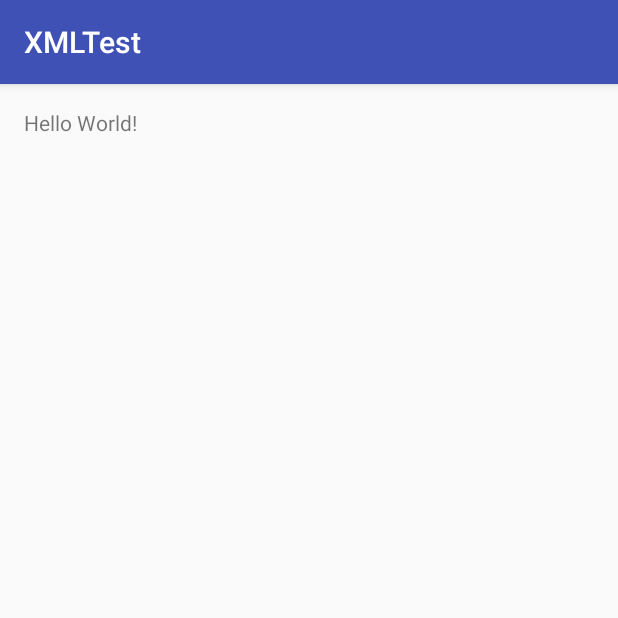
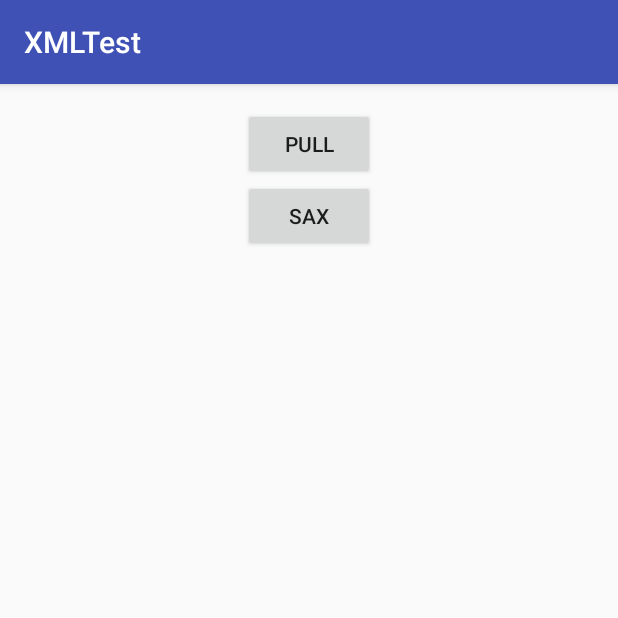
Before and after one commit to luojc0517/XMLTest, an Android app: the screen it shows after launch (MainActivity), on a phone screen of 412 x 824 dp, the top half of it. Run offline under Robolectric (Android 15) with nearby library versions, the phone set to English and light mode, and no system bars; libraries missing offline, so code that uses them is left out: net.callumtaylor.asynchttp; 2 statements that could not run were skipped.

Commit message:
Add buttons,pull,sax

```diff
--- a/app/src/main/res/layout/activity_main.xml
+++ b/app/src/main/res/layout/activity_main.xml
@@ -1,11 +1,27 @@
 <?xml version="1.0" encoding="utf-8"?>
-<RelativeLayout xmlns:android="http://schemas.android.com/apk/res/android"
-    xmlns:tools="http://schemas.android.com/tools" android:layout_width="match_parent"
-    android:layout_height="match_parent" android:paddingLeft="@dimen/activity_horizontal_margin"
+<LinearLayout xmlns:android="http://schemas.android.com/apk/res/android"
+    xmlns:tools="http://schemas.android.com/tools"
+    android:layout_width="match_parent"
+    android:layout_height="match_parent"
+    android:paddingBottom="@dimen/activity_vertical_margin"
+    android:paddingLeft="@dimen/activity_horizontal_margin"
     android:paddingRight="@dimen/activity_horizontal_margin"
     android:paddingTop="@dimen/activity_vertical_margin"
-    android:paddingBottom="@dimen/activity_vertical_margin" tools:context=".MainActivity">
+    android:orientation="vertical"
+    tools:context=".MainActivity">
 
-    <TextView android:text="Hello World!" android:layout_width="wrap_content"
-        android:layout_height="wrap_content" />
-</RelativeLayout>
+
+    <Button
+        android:layout_width="wrap_content"
+        android:layout_height="wrap_content"
+        android:text="Pull"
+        android:id="@+id/btnPull"
+        android:layout_gravity="center_horizontal" />
+
+    <Button
+        android:layout_width="wrap_content"
+        android:layout_height="wrap_content"
+        android:text="SAX"
+        android:id="@+id/btnSAX"
+        android:layout_gravity="center_horizontal" />
+</LinearLayout>
```
Also changed, not shown: app/src/main/java/com/jackie/xmltest/MainActivity.java (+38 -3 lines), app/src/main/java/com/jackie/xmltest/WeatherHandler.java (+42 -9 lines).
